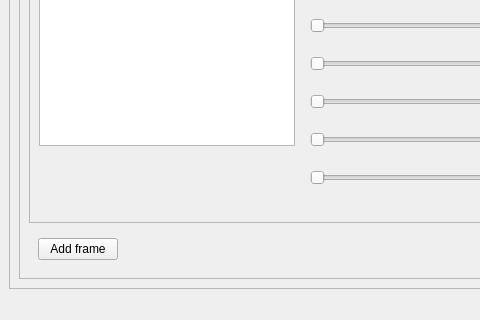
timeanddoctor/pystuff, file vtk/Trans/Trans_app_Qt_VTK.ui: the form before one commit; both pictures show x 0 to 480 and y 456 to 776 of the 1027 by 776 pixel window.
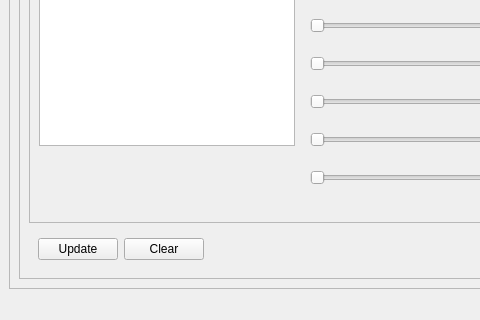
The form after the commit.

```diff
--- a/vtk/Trans/Trans_app_Qt_VTK.ui
+++ b/vtk/Trans/Trans_app_Qt_VTK.ui
@@ -177,7 +177,14 @@
                     <item>
                      <widget class="QPushButton" name="btnAddFrame">
                       <property name="text">
-                       <string>Add frame</string>
+                       <string>Update</string>
+                      </property>
+                     </widget>
+                    </item>
+                    <item>
+                     <widget class="QPushButton" name="btnClearFrame">
+                      <property name="text">
+                       <string>Clear</string>
                       </property>
                      </widget>
                     </item>
```
Left out of the diff: 4 changed lines with no effect on the pictures.
